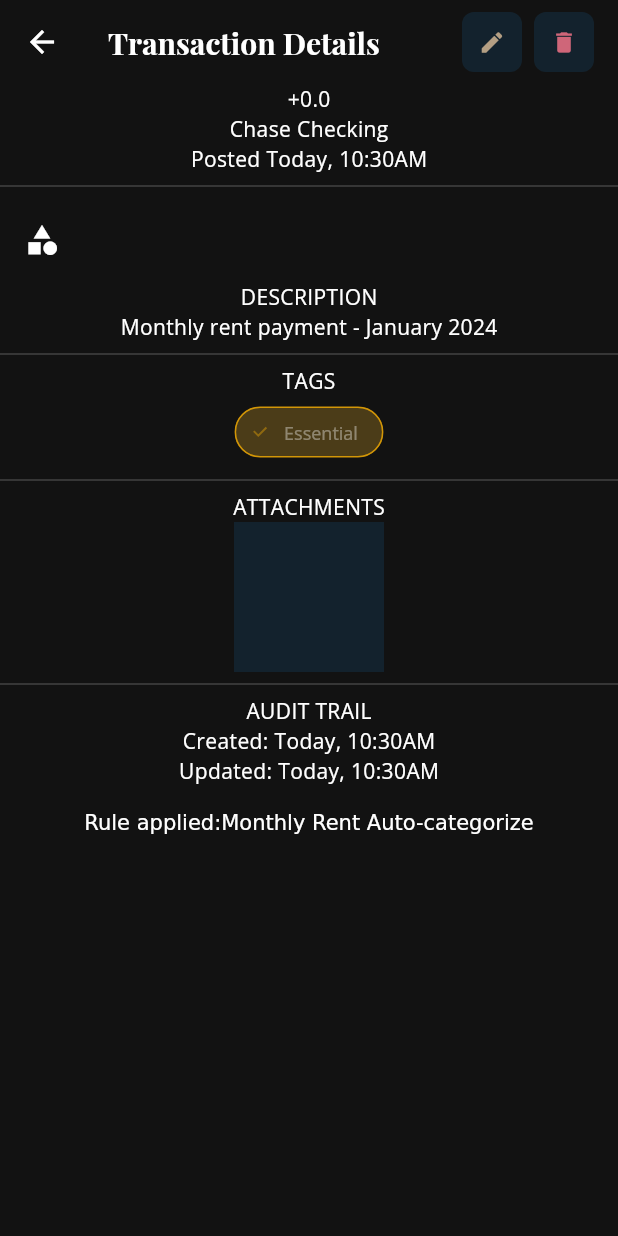
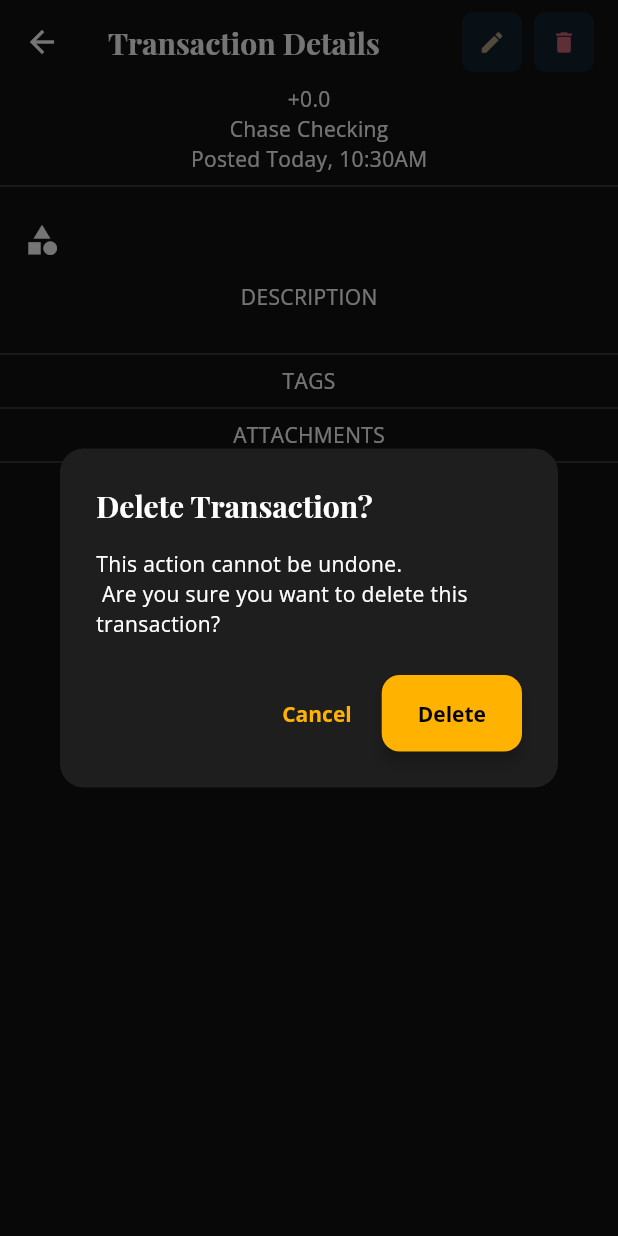
Before and after one commit to MiThaikKaMar/xpens_flow, a Flutter app: the TransactionDetailPage screen opened directly with empty values, after a tap on the "delete" icon, on a phone screen of 412 x 824 dp. Run offline on Flutter 3.47's test engine with Material 3 defaults, Android fonts, the phone set to English and light mode, and no system bars; our stand-ins replace equatable, file_picker, flutter_bloc, flutter_datetime_picker_plus, flutter_timezone, fpdart and 8 more; missing offline and left inert: currency_picker; accounts and stored records are empty; statements that could not run were skipped.

Commit message:
add delete transaction and refresh pages after update

```diff
--- a/lib/features/transactions/data/queries/transaction_queries.dart
+++ b/lib/features/transactions/data/queries/transaction_queries.dart
@@ -97,6 +97,7 @@ class TransactionQueries {
       where: '${TransactionTable.columnId} =?',
       whereArgs: [id],
     );
+    // return deletedCount
   }
 
   //Get transactions by category
--- a/lib/features/transactions/data/repositories/transaction_repository_impl.dart
+++ b/lib/features/transactions/data/repositories/transaction_repository_impl.dart
@@ -49,10 +49,10 @@ class TransactionRepositoryImpl implements TransactionRepository {
   }
 
   @override
-  Future<Either<Failure, void>> deleteTransaction(int id) async {
+  Future<Either<Failure, int>> deleteTransaction(int id) async {
     try {
-      await localDataSource.deleteTransaction(id);
-      return const Right(null);
+      int deletedCount = await localDataSource.deleteTransaction(id);
+      return Right(deletedCount);
     } on DatabaseException catch (e) {
       return Left(DatabaseFailure(message: e.message));
     } catch (e) {
--- a/lib/features/transactions/domain/repositories/transaction_repository.dart
+++ b/lib/features/transactions/domain/repositories/transaction_repository.dart
@@ -11,7 +11,7 @@ abstract interface class TransactionRepository {
 
   Future<Either<Failure, void>> updateTransaction(Transaction transaction);
 
-  Future<Either<Failure, void>> deleteTransaction(int id);
+  Future<Either<Failure, int>> deleteTransaction(int id);
 
   Future<Either<Failure, List<Transaction>>> getTransactionsByDateRange(
     DateTime startDate,
--- a/lib/features/transactions/domain/usecases/delete_transaction.dart
+++ b/lib/features/transactions/domain/usecases/delete_transaction.dart
@@ -0,0 +1,16 @@
+import 'package:fpdart/fpdart.dart';
+import 'package:xpens_flow/core/domain/usecases/usecase.dart';
+import 'package:xpens_flow/core/error/failures.dart';
+import 'package:xpens_flow/features/transactions/domain/repositories/transaction_repository.dart';
+
+class DeleteTransaction extends AsyncUsecase<int, int> {
+  final TransactionRepository _transactionRepository;
+
+  DeleteTransaction({required TransactionRepository transactionRepository})
+    : _transactionRepository = transactionRepository;
+
+  @override
+  Future<Either<Failure, int>> call(int transactionId) {
+    return _transactionRepository.deleteTransaction(transactionId);
+  }
+}
--- a/lib/features/transactions/presentation/pages/transaction_detail_page.dart
+++ b/lib/features/transactions/presentation/pages/transaction_detail_page.dart
@@ -1,10 +1,13 @@
 // ignore_for_file: deprecated_member_use
 
 import 'package:flutter/material.dart';
+import 'package:flutter_bloc/flutter_bloc.dart';
 import 'package:go_router/go_router.dart';
 import 'package:xpens_flow/app/router/routes.dart';
 import 'package:xpens_flow/core/common/utils/icon_helper.dart';
 import 'package:xpens_flow/core/ui/format/date_format.dart';
+import 'package:xpens_flow/features/transactions/presentation/state/action/transaction_action_cubit.dart';
+import 'package:xpens_flow/features/transactions/presentation/widgets/attachment_card.dart';
 
 import '../../../../core/ui/theme/colors.dart';
 import '../../../../core/ui/theme/spacing.dart';
@@ -30,25 +33,56 @@ class TransactionDetailPage extends StatefulWidget {
 class _TransactionDetailPageState extends State<TransactionDetailPage> {
   late String _amountText;
   late bool _isExpense;
+  late Transaction transaction;
 
   @override
   void initState() {
     super.initState();
+    transaction = widget.transaction;
     _isExpense = widget.transaction.type == TransactionType.expense;
+  }
+
+  void _deleteTransaction() {
+    showDialog(
+      context: context,
+      barrierDismissible: false,
+      builder: (dialogContext) {
+        return AlertDialog(
+          title: const Text("Delete Transaction?"),
+          content: const Text(
+            "This action cannot be undone. \n Are you sure you want to delete this transaction?",
+          ),
+          actions: [
+            TextButton(
+              onPressed: () {
+                Navigator.pop(dialogContext);
+              },
+              child: const Text("Cancel"),
+            ),
+            ElevatedButton(
+              onPressed: () {
+                context.read<TransactionActionCubit>().delete(transaction.id!);
+                Navigator.pop(dialogContext);
+                context.pop();
+              },
+              child: const Text("Delete"),
+            ),
+          ],
+        );
+      },
+    );
   }
 
   @override
   Widget build(BuildContext context) {
-    Transaction transaction = widget.transaction;
-
     _amountText = _isExpense
         ? "-${widget.currencySymbol}${transaction.amount}"
         : "+${widget.currencySymbol}${transaction.amount}";
 
     String categoryText = transaction.category;
     String merchantNote = transaction.merchant_note ?? '';
-    TransactionType type = transaction.type;
-    DateTime dateTime = transaction.date_time;
+    // TransactionType type = transaction.type;
+    // DateTime dateTime = transaction.date_time;
     String? account = transaction.account;
     String? description = transaction.description;
     List<String>? tags = transaction.tags;
@@ -73,7 +107,8 @@ class _TransactionDetailPageState extends State<TransactionDetailPage> {
             ),
             child: IconButton(
               onPressed: () {
-                context.push(
+                context
+                    .push(
                       Routes.transactionEdit.replaceAll(
                         ':id',
                         widget.transactionId.toString(),
@@ -82,7 +117,14 @@ class _TransactionDetailPageState extends State<TransactionDetailPage> {
                         'transaction': transaction,
                         'symbol': widget.currencySymbol,
                       },
-                );
+                    )
+                    .then((result) {
+                      if (result != null) {
+                        setState(() {
+                          transaction = result as Transaction;
+                        });
+                      }
+                    });
               },
               icon: Icon(
                 Icons.edit,
@@ -104,7 +146,7 @@ class _TransactionDetailPageState extends State<TransactionDetailPage> {
               borderRadius: BorderRadius.circular(AppSpacing.sm),
             ),
             child: IconButton(
-              onPressed: () {},
+              onPressed: _deleteTransaction,
               icon: Icon(
                 Icons.delete,
                 size: AppSpacing.size18,
@@ -150,10 +192,7 @@ class _TransactionDetailPageState extends State<TransactionDetailPage> {
             Visibility(
               visible: description != null,
               child: Column(
-                children: [
-                  Text("DESCRIPTION"),
-                  Text("Monthly rent payment - January 2024"),
-                ],
+                children: [Text("DESCRIPTION"), Text(description ?? '')],
               ),
             ),
 
@@ -166,7 +205,17 @@ class _TransactionDetailPageState extends State<TransactionDetailPage> {
               child: Column(
                 children: [
                   Text("TAGS"),
-                  ChoiceChip(label: Text("Essential"), selected: true),
+                  Row(
+                    children: tags == null
+                        ? []
+                        : tags.asMap().entries.map((tag) {
+                            return ChoiceChip(
+                              label: Text(tag.value),
+                              selected: true,
+                            );
+                          }).toList(),
+                  ),
+
                   Divider(),
                 ],
               ),
@@ -180,11 +229,19 @@ class _TransactionDetailPageState extends State<TransactionDetailPage> {
               child: Column(
                 children: [
                   Text("ATTACHMENTS"),
-                  Container(
-                    color: AppColors.darkBlueBgLight,
-                    width: AppSpacing.size100,
-                    height: AppSpacing.size100,
+                  Row(
+                    children: attachments == null
+                        ? []
+                        : attachments.map((attachment) {
+                            return AttachmentCard(
+                              imageUrl: attachment,
+                              isDeletable: false,
+                              onDelete: () {},
+                              onTap: () {},
+                            );
+                          }).toList(),
                   ),
+
                   Divider(),
                 ],
               ),
@@ -197,16 +254,20 @@ class _TransactionDetailPageState extends State<TransactionDetailPage> {
               child: Column(
                 children: [
                   Text("SPLIT DETAILS"),
-                  ListTile(
-                    leading: Icon(Icons.house),
-                    title: Text("Rent"),
-                    trailing: Text("-\$2,500.00"),
+                  Column(
+                    children: splits == null
+                        ? []
+                        : splits.map((item) {
+                            return ListTile(
+                              leading: Icon(
+                                getIconDataFromString(item.category),
                               ),
-                  ListTile(
-                    leading: Icon(Icons.bolt),
-                    title: Text("Utilities"),
-                    trailing: Text("-\$347.50"),
+                              title: Text(item.category),
+                              trailing: Text(item.amount.toString()),
+                            );
+                          }).toList(),
                   ),
+
                   Divider(),
                 ],
               ),
@@ -236,9 +297,7 @@ class _TransactionDetailPageState extends State<TransactionDetailPage> {
             //................................
             //Audit
             Text("AUDIT TRAIL"),
-            Text(
-              "Created: ${formatFullDateTime(widget.transaction.date_time)}",
-            ),
+            Text("Created: ${formatFullDateTime(createdAt!)}"),
             Visibility(
               visible: updatedAt != null,
               child: Text("Updated: ${formatFullDateTime(updatedAt!)}"),
--- /dev/null
+++ b/lib/features/transactions/presentation/state/action/transaction_action_cubit.dart
@@ -0,0 +1,27 @@
+import 'package:equatable/equatable.dart';
+import 'package:flutter/material.dart';
+import 'package:flutter_bloc/flutter_bloc.dart';
+import 'package:xpens_flow/features/transactions/domain/usecases/delete_transaction.dart';
+
+part 'transaction_action_state.dart';
+
+class TransactionActionCubit extends Cubit<TransactionActionState> {
+  final DeleteTransaction _deleteTransaction;
+
+  TransactionActionCubit({required deleteTransaction})
+    : _deleteTransaction = deleteTransaction,
+      super(TransactionActionInitial());
+
+  Future<void> delete(int id) async {
+    emit(TransactionActionLoading());
+
+    final result = await _deleteTransaction(id);
+
+    result.fold((failure) => emit(TransactionActionError(failure.message)), (
+      count,
+    ) {
+      emit(TransactionDeleted());
+      debugPrint(count.toString());
+    });
+  }
+}
--- /dev/null
+++ b/lib/features/transactions/presentation/state/action/transaction_action_state.dart
@@ -0,0 +1,20 @@
+part of 'transaction_action_cubit.dart';
+
+sealed class TransactionActionState extends Equatable {
+  const TransactionActionState();
+
+  @override
+  List<Object> get props => [];
+}
+
+final class TransactionActionInitial extends TransactionActionState {}
+
+final class TransactionActionLoading extends TransactionActionState {}
+
+final class TransactionDeleted extends TransactionActionState {}
+
+final class TransactionActionError extends TransactionActionState {
+  final String message;
+
+  const TransactionActionError(this.message);
+}
--- a/lib/main.dart
+++ b/lib/main.dart
@@ -4,6 +4,7 @@ import 'package:go_router/go_router.dart';
 import 'package:xpens_flow/app/di/init_dependencies.dart';
 import 'package:xpens_flow/core/common/utils/app_strings.dart';
 import 'package:xpens_flow/features/onboarding/presentation/cubit/category_cubit.dart';
+import 'package:xpens_flow/features/transactions/presentation/state/action/transaction_action_cubit.dart';
 import 'package:xpens_flow/features/transactions/presentation/state/editor/transaction_editor_bloc.dart';
 import 'package:xpens_flow/features/transactions/presentation/state/feed/transaction_feed_bloc.dart';
 import 'package:xpens_flow/features/transactions/presentation/state/split/transaction_split_cubit.dart';
@@ -26,6 +27,7 @@ void main() async {
         BlocProvider(create: (_) => serviceLocator<TransactionFeedBloc>()),
         BlocProvider(create: (_) => serviceLocator<TransactionEditorBloc>()),
         BlocProvider(create: (_) => serviceLocator<TransactionSplitCubit>()),
+        BlocProvider(create: (_) => serviceLocator<TransactionActionCubit>()),
       ],
 
       child: const XpensFlow(),
```
Also changed, not shown: lib/app/di/init_dependencies.dart (+14 -0 lines), lib/features/transactions/presentation/pages/transaction_editor_page.dart (+8 -3 lines), lib/features/transactions/presentation/widgets/attachment_card.dart (+11 -6 lines), lib/features/transactions/presentation/widgets/transaction_list_item.dart (+9 -2 lines). Lines whose indentation alone changed are shown as unchanged.
